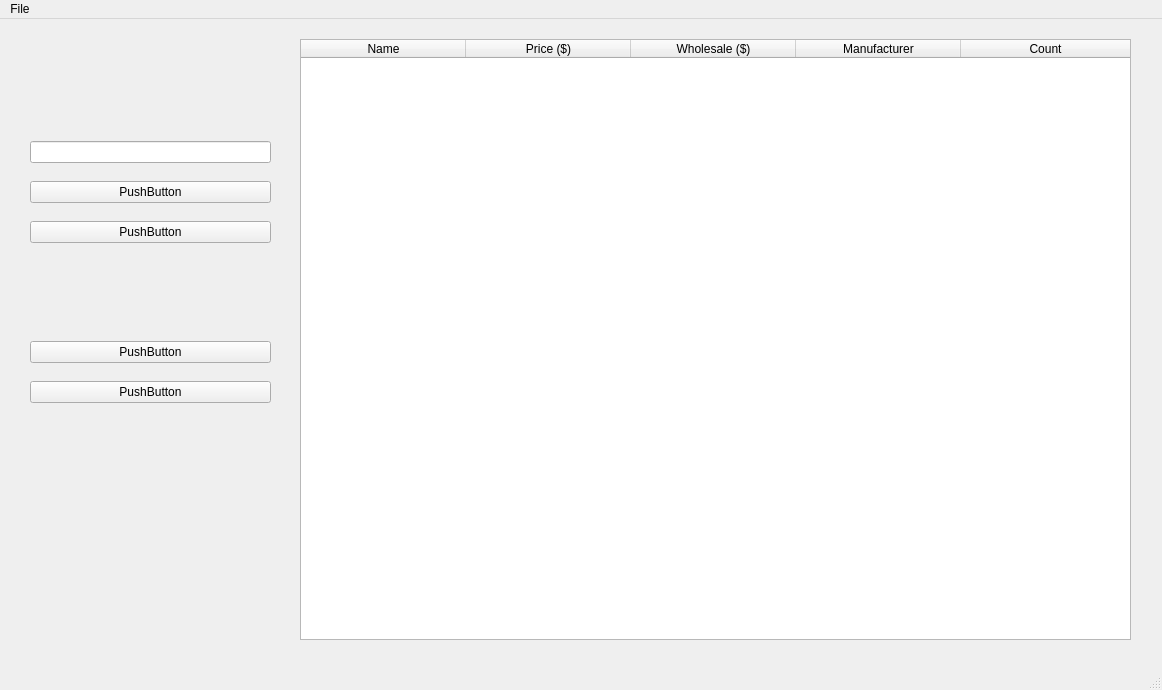
First picture: the form in InventorySystem/mainwindow.ui, repository K3nFischer/QtInventory, before the edit.
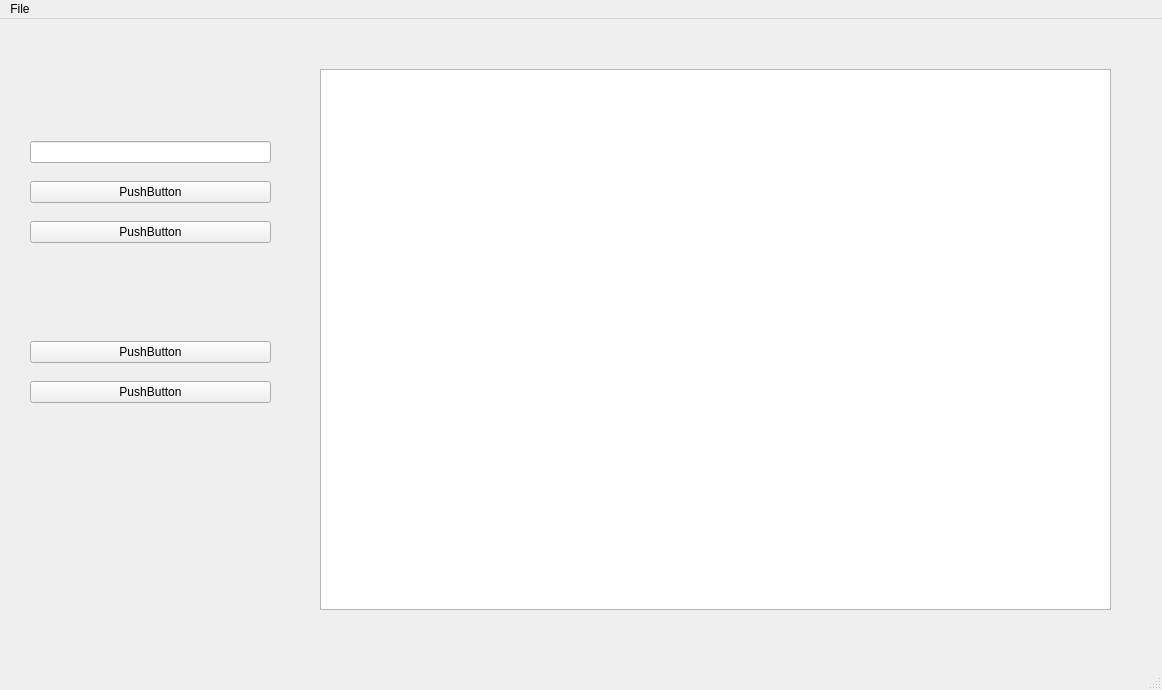
Second picture: the form after the edit.

```diff
--- a/InventorySystem/mainwindow.ui
+++ b/InventorySystem/mainwindow.ui
@@ -76,52 +76,12 @@
    <widget class="QTableWidget" name="itemTable">
     <property name="geometry">
      <rect>
-      <x>300</x>
-      <y>20</y>
-      <width>831</width>
-      <height>601</height>
+      <x>320</x>
+      <y>50</y>
+      <width>791</width>
+      <height>541</height>
      </rect>
     </property>
-    <attribute name="horizontalHeaderCascadingSectionResizes">
-     <bool>false</bool>
-    </attribute>
-    <attribute name="horizontalHeaderDefaultSectionSize">
-     <number>165</number>
-    </attribute>
-    <attribute name="horizontalHeaderShowSortIndicator" stdset="0">
-     <bool>false</bool>
-    </attribute>
-    <attribute name="horizontalHeaderStretchLastSection">
-     <bool>true</bool>
-    </attribute>
-    <attribute name="verticalHeaderCascadingSectionResizes">
-     <bool>false</bool>
-    </attribute>
-    <column>
-     <property name="text">
-      <string>Name</string>
-     </property>
-    </column>
-    <column>
-     <property name="text">
-      <string>Price ($)</string>
-     </property>
-    </column>
-    <column>
-     <property name="text">
-      <string>Wholesale ($)</string>
-     </property>
-    </column>
-    <column>
-     <property name="text">
-      <string>Manufacturer</string>
-     </property>
-    </column>
-    <column>
-     <property name="text">
-      <string>Count</string>
-     </property>
-    </column>
    </widget>
   </widget>
   <widget class="QMenuBar" name="menubar">
```
Left out of the diff: 2 changed lines with no effect on the pictures.
